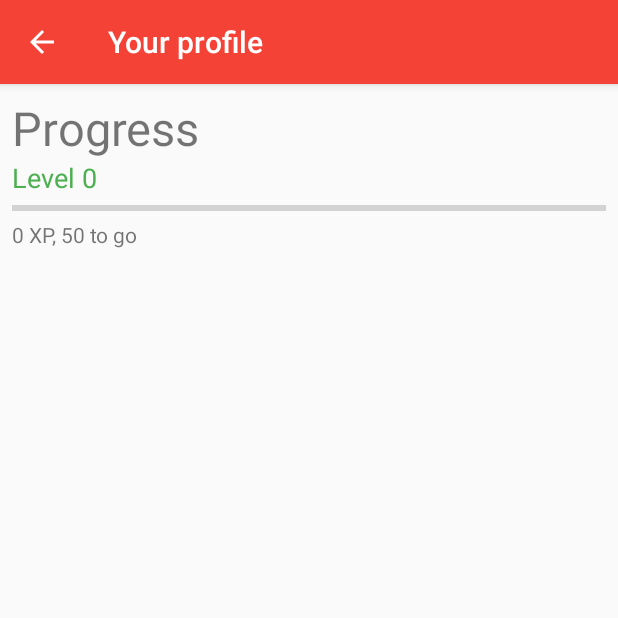
After one commit to LiamDobbelaere/BazBike, an Android app: the ProfileActivity screen opened directly, with no data from a screen before it, on a phone screen of 412 x 824 dp, the top half of it. The commit adds this screen. Run offline under Robolectric (Android 15) with nearby library versions, the light colour scheme and no system bars.

Commit message:
Added XP with profile screen

```diff
--- a/app/build.gradle
+++ b/app/build.gradle
@@ -30,6 +30,7 @@ dependencies {
     implementation 'com.google.android.gms:play-services-places:16.0.0'
     implementation 'androidx.room:room-runtime:2.1.0-alpha04'
     implementation 'androidx.legacy:legacy-support-v4:1.0.0-beta01'
+    implementation 'androidx.constraintlayout:constraintlayout:1.1.2'
     annotationProcessor 'androidx.room:room-compiler:2.1.0-alpha04'
     implementation 'androidx.lifecycle:lifecycle-extensions:2.1.0-alpha02'
     annotationProcessor 'androidx.lifecycle:lifecycle-compiler:2.1.0-alpha02'
--- a/app/src/main/AndroidManifest.xml
+++ b/app/src/main/AndroidManifest.xml
@@ -18,6 +18,7 @@
         android:roundIcon="@mipmap/ic_launcher_round"
         android:supportsRtl="true"
         android:theme="@style/AppTheme">
+        <activity android:name=".ProfileActivity"></activity>
         <activity
             android:name=".SettingsActivity"
             android:label="@string/title_activity_settings"
--- a/app/src/main/java/link/diga/bazbike/GameLocationService.java
+++ b/app/src/main/java/link/diga/bazbike/GameLocationService.java
@@ -161,7 +161,9 @@ public class GameLocationService extends Service {
                         SharedPreferences sp = getSharedPreferences(getString(R.string.savedata_prefs), MODE_PRIVATE);
                         float distance = sp.getFloat("savedDistance", 0f);
                         distance += distanceTemp;
-                        sp.edit().putFloat("savedDistance", distance).apply();
+                        float xp = sp.getFloat("experience", 0f);
+                        xp += distanceTemp / 2f;
+                        sp.edit().putFloat("savedDistance", distance).putFloat("experience", xp).apply();
 
                         distanceTemp = 0f;
 
--- a/app/src/main/java/link/diga/bazbike/MapsActivity.java
+++ b/app/src/main/java/link/diga/bazbike/MapsActivity.java
@@ -143,6 +143,11 @@ public class MapsActivity extends FragmentActivity implements OnMapReadyCallback
 
                     findViewById(R.id.action_addlocation).setBackgroundColor(getColor(android.R.color.transparent));
                 }
+
+                return true;
+            case R.id.action_viewprofile:
+                Intent profileIntent = new Intent(this, ProfileActivity.class);
+                startActivity(profileIntent);
 
                 return true;
             case R.id.action_settings:
--- /dev/null
+++ b/app/src/main/java/link/diga/bazbike/ProfileActivity.java
@@ -0,0 +1,42 @@
+package link.diga.bazbike;
+
+import androidx.appcompat.app.AppCompatActivity;
+
+import android.os.Bundle;
+import android.widget.ProgressBar;
+import android.widget.TextView;
+
+import com.google.android.gms.common.util.SharedPreferencesUtils;
+
+public class ProfileActivity extends AppCompatActivity {
+
+    @Override
+    protected void onCreate(Bundle savedInstanceState) {
+        super.onCreate(savedInstanceState);
+        setContentView(R.layout.activity_profile);
+
+        assert getSupportActionBar() != null;
+        getSupportActionBar().setDisplayHomeAsUpEnabled(true);
+        getSupportActionBar().setTitle(R.string.profile_title);
+
+        float xp = getSharedPreferences(getString(R.string.savedata_prefs), MODE_PRIVATE).getFloat("experience", 0f);
+        float level = XPHelper.XPToLevel(xp);
+        float xpNeeded = XPHelper.LevelToXP(level + 1f);
+        float xpToGo = xpNeeded - xp;
+        float progress = xp/xpNeeded;
+
+        TextView currentLevel = findViewById(R.id.currentLevel);
+        TextView xpRequired = findViewById(R.id.xpRequired);
+        ProgressBar xpProgress = findViewById(R.id.xpProgress);
+
+        currentLevel.setText(String.format(getString(R.string.levelPlaceholder), (int) level));
+        xpRequired.setText(String.format(getString(R.string.xpPlaceholder), (int) xp, (int) xpToGo));
+        xpProgress.setProgress((int) progress, true);
+    }
+
+    @Override
+    public boolean onSupportNavigateUp(){
+        finish();
+        return true;
+    }
+}
--- /dev/null
+++ b/app/src/main/java/link/diga/bazbike/XPHelper.java
@@ -0,0 +1,11 @@
+package link.diga.bazbike;
+
+public class XPHelper {
+    public static float XPToLevel(float xp) {
+        return (float) Math.floor( (Math.sqrt(625f + 100f * xp) - 25f)/50f );
+    }
+
+    public static float LevelToXP(float level) {
+        return 25f * level * (1f + level);
+    }
+}
--- /dev/null
+++ b/app/src/main/res/layout/activity_profile.xml
@@ -0,0 +1,36 @@
+<?xml version="1.0" encoding="utf-8"?>
+<LinearLayout xmlns:android="http://schemas.android.com/apk/res/android"
+    android:layout_width="match_parent"
+    android:layout_height="match_parent"
+    android:padding="@dimen/place_autocomplete_button_padding"
+    android:orientation="vertical">
+
+    <TextView
+        android:layout_width="wrap_content"
+        android:layout_height="wrap_content"
+        android:text="@string/progress"
+        android:textSize="14pt"/>
+
+    <TextView
+        android:id="@+id/currentLevel"
+        android:layout_width="wrap_content"
+        android:layout_height="wrap_content"
+        android:text="@string/level"
+        android:textColor="@color/colorAccent"
+        android:textSize="8pt" />
+
+    <ProgressBar
+        android:id="@+id/xpProgress"
+        style="?android:attr/progressBarStyleHorizontal"
+        android:progress="55"
+        android:progressTint="@color/colorAccent"
+        android:layout_width="match_parent"
+        android:layout_height="wrap_content" />
+
+    <TextView
+        android:id="@+id/xpRequired"
+        android:layout_width="wrap_content"
+        android:layout_height="wrap_content"
+        android:text="@string/XP"/>
+
+</LinearLayout>
--- a/app/src/main/res/values/strings.xml
+++ b/app/src/main/res/values/strings.xml
@@ -20,4 +20,11 @@
     <string name="pref_data_remove_locationgoal">Remove location goal</string>
     <string name="pref_data_remove_locationgoal_desc">Are you sure you want to remove this location goal?</string>
     <string name="savedata_prefs">link.diga.bazbike.savedata</string>
+    <string name="profile_title">Your profile</string>
+    <string name="progress">Progress</string>
+    <string name="XP">XP</string>
+    <string name="xpPlaceholder">%1$d XP, %2$d to go</string>
+    <string name="level">Level</string>
+    <string name="levelPlaceholder">Level %1$d</string>
+
 </resources>
```
Also changed, not shown: 1 other file.
